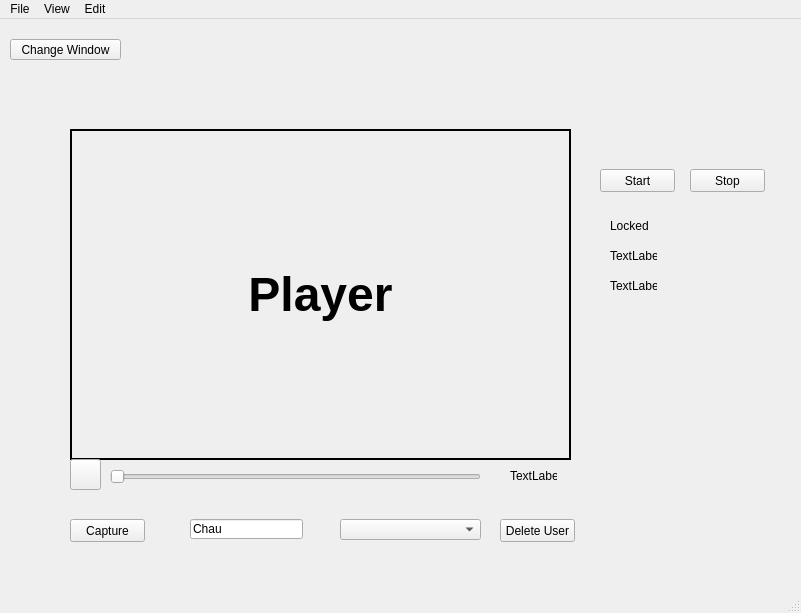
This is GUI_Form1.ui in tchauly99/UserRecognition-DozeDetection-withFinetuning-Facenet-FacialLandmarkDetection-GUI as Qt 5 draws it before an edit. The edited form follows.
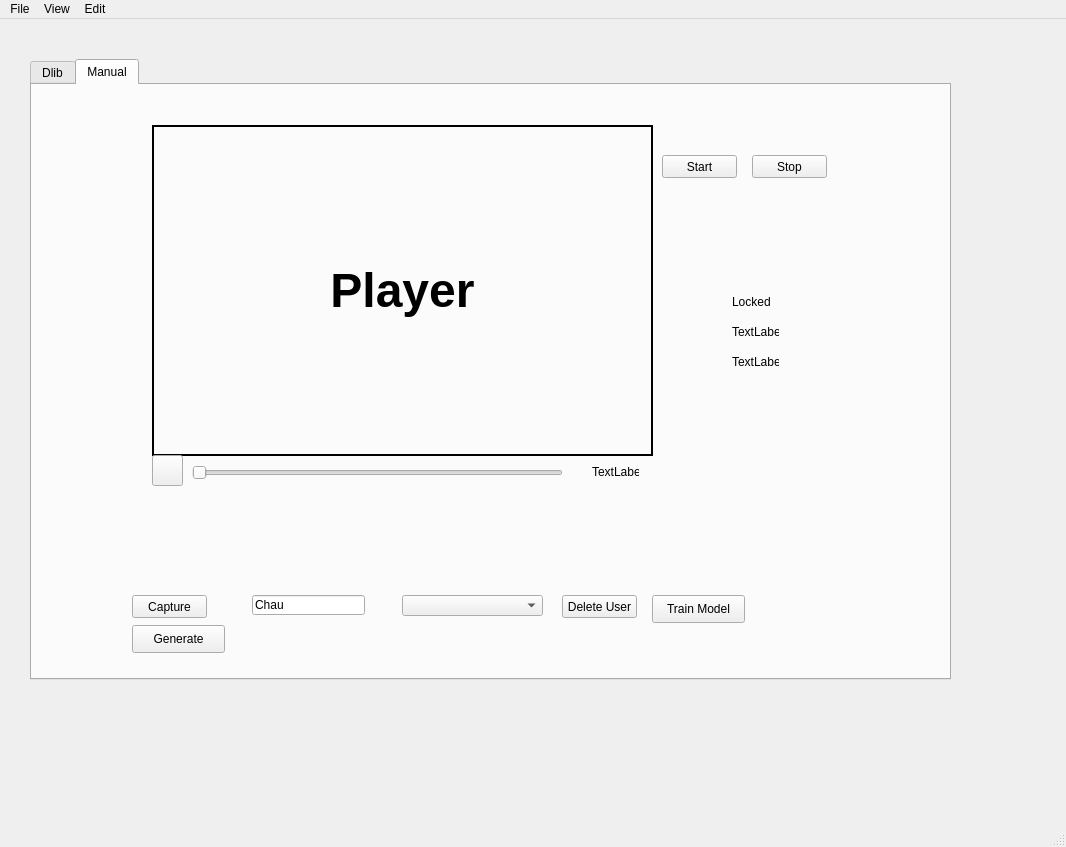
This is the edited form.

Commit message: tab manual

What changed in the file:
```diff
--- a/GUI_Form1.ui
+++ b/GUI_Form1.ui
@@ -6,19 +6,97 @@
    <rect>
     <x>0</x>
     <y>0</y>
-    <width>801</width>
-    <height>613</height>
+    <width>1066</width>
+    <height>847</height>
    </rect>
   </property>
   <property name="windowTitle">
    <string>MainWindow</string>
   </property>
   <widget class="QWidget" name="centralwidget">
+   <widget class="QTabWidget" name="tabWidget">
+    <property name="geometry">
+     <rect>
+      <x>30</x>
+      <y>40</y>
+      <width>921</width>
+      <height>621</height>
+     </rect>
+    </property>
+    <property name="currentIndex">
+     <number>1</number>
+    </property>
+    <widget class="QWidget" name="Dlib">
+     <attribute name="title">
+      <string>Dlib</string>
+     </attribute>
+     <widget class="QComboBox" name="ListUser_Cb">
+      <property name="geometry">
+       <rect>
+        <x>290</x>
+        <y>490</y>
+        <width>141</width>
+        <height>21</height>
+       </rect>
+      </property>
+     </widget>
+     <widget class="QPushButton" name="Start_Btn">
+      <property name="geometry">
+       <rect>
+        <x>550</x>
+        <y>50</y>
+        <width>75</width>
+        <height>23</height>
+       </rect>
+      </property>
+      <property name="text">
+       <string>Start</string>
+      </property>
+     </widget>
+     <widget class="QPushButton" name="Capture_Btn">
+      <property name="geometry">
+       <rect>
+        <x>20</x>
+        <y>490</y>
+        <width>75</width>
+        <height>23</height>
+       </rect>
+      </property>
+      <property name="text">
+       <string>Capture</string>
+      </property>
+     </widget>
+     <widget class="QLabel" name="Lock_Lb">
+      <property name="geometry">
+       <rect>
+        <x>620</x>
+        <y>190</y>
+        <width>47</width>
+        <height>13</height>
+       </rect>
+      </property>
+      <property name="text">
+       <string>Locked</string>
+      </property>
+     </widget>
+     <widget class="QPushButton" name="Stop_Btn">
+      <property name="geometry">
+       <rect>
+        <x>640</x>
+        <y>50</y>
+        <width>75</width>
+        <height>23</height>
+       </rect>
+      </property>
+      <property name="text">
+       <string>Stop</string>
+      </property>
+     </widget>
    <widget class="QWidget" name="verticalLayoutWidget">
     <property name="geometry">
      <rect>
-      <x>70</x>
-      <y>110</y>
+        <x>40</x>
+        <y>20</y>
       <width>501</width>
       <height>331</height>
      </rect>
@@ -55,63 +133,11 @@
      </item>
     </layout>
    </widget>
-   <widget class="QPushButton" name="PlayButton">
-    <property name="geometry">
-     <rect>
-      <x>70</x>
-      <y>440</y>
-      <width>31</width>
-      <height>31</height>
-     </rect>
-    </property>
-    <property name="text">
-     <string/>
-    </property>
-   </widget>
-   <widget class="QSlider" name="horizontalSlider">
-    <property name="geometry">
-     <rect>
-      <x>110</x>
-      <y>450</y>
-      <width>371</width>
-      <height>16</height>
-     </rect>
-    </property>
-    <property name="orientation">
-     <enum>Qt::Horizontal</enum>
-    </property>
-   </widget>
-   <widget class="QPushButton" name="Start_Btn">
-    <property name="geometry">
-     <rect>
-      <x>600</x>
-      <y>150</y>
-      <width>75</width>
-      <height>23</height>
-     </rect>
-    </property>
-    <property name="text">
-     <string>Start</string>
-    </property>
-   </widget>
-   <widget class="QLabel" name="Lock_Lb">
-    <property name="geometry">
-     <rect>
-      <x>610</x>
-      <y>200</y>
-      <width>47</width>
-      <height>13</height>
-     </rect>
-    </property>
-    <property name="text">
-     <string>Locked</string>
-    </property>
-   </widget>
    <widget class="QLabel" name="label2">
     <property name="geometry">
      <rect>
-      <x>610</x>
-      <y>230</y>
+        <x>620</x>
+        <y>220</y>
       <width>47</width>
       <height>13</height>
      </rect>
@@ -123,8 +149,8 @@
    <widget class="QLabel" name="label3">
     <property name="geometry">
      <rect>
-      <x>610</x>
-      <y>260</y>
+        <x>620</x>
+        <y>250</y>
       <width>47</width>
       <height>13</height>
      </rect>
@@ -133,37 +159,11 @@
      <string>TextLabel</string>
     </property>
    </widget>
-   <widget class="QLabel" name="LeftTimeLabel">
-    <property name="geometry">
-     <rect>
-      <x>510</x>
-      <y>450</y>
-      <width>47</width>
-      <height>13</height>
-     </rect>
-    </property>
-    <property name="text">
-     <string>TextLabel</string>
-    </property>
-   </widget>
-   <widget class="QPushButton" name="Capture_Btn">
-    <property name="geometry">
-     <rect>
-      <x>70</x>
-      <y>500</y>
-      <width>75</width>
-      <height>23</height>
-     </rect>
-    </property>
-    <property name="text">
-     <string>Capture</string>
-    </property>
-   </widget>
    <widget class="QLineEdit" name="username_Tb">
     <property name="geometry">
      <rect>
-      <x>190</x>
-      <y>500</y>
+        <x>140</x>
+        <y>490</y>
       <width>113</width>
       <height>20</height>
      </rect>
@@ -172,34 +172,50 @@
      <string>Chau</string>
     </property>
    </widget>
-   <widget class="QPushButton" name="Stop_Btn">
+     <widget class="QSlider" name="horizontalSlider">
     <property name="geometry">
      <rect>
-      <x>690</x>
-      <y>150</y>
-      <width>75</width>
-      <height>23</height>
-     </rect>
-    </property>
+        <x>80</x>
+        <y>360</y>
+        <width>371</width>
+        <height>16</height>
+       </rect>
+      </property>
+      <property name="orientation">
+       <enum>Qt::Horizontal</enum>
+      </property>
+     </widget>
+     <widget class="QLabel" name="LeftTimeLabel">
+      <property name="geometry">
+       <rect>
+        <x>480</x>
+        <y>360</y>
+        <width>47</width>
+        <height>13</height>
+       </rect>
+      </property>
     <property name="text">
-     <string>Stop</string>
-    </property>
-   </widget>
-   <widget class="QComboBox" name="ListUser_Cb">
+       <string>TextLabel</string>
+      </property>
+     </widget>
+     <widget class="QPushButton" name="PlayButton">
     <property name="geometry">
      <rect>
-      <x>340</x>
-      <y>500</y>
-      <width>141</width>
-      <height>21</height>
-     </rect>
-    </property>
+        <x>40</x>
+        <y>350</y>
+        <width>31</width>
+        <height>31</height>
+       </rect>
+      </property>
+      <property name="text">
+       <string/>
+      </property>
    </widget>
    <widget class="QPushButton" name="DeleteUser_Btn">
     <property name="geometry">
      <rect>
-      <x>500</x>
-      <y>500</y>
+        <x>450</x>
+        <y>490</y>
       <width>75</width>
       <height>23</height>
      </rect>
@@ -208,18 +224,232 @@
      <string>Delete User</string>
     </property>
    </widget>
-   <widget class="QPushButton" name="ChangeWindow_Btn">
+    </widget>
+    <widget class="QWidget" name="Manual">
+     <attribute name="title">
+      <string>Manual</string>
+     </attribute>
+     <widget class="QSlider" name="horizontalSlider_2">
     <property name="geometry">
      <rect>
-      <x>10</x>
-      <y>20</y>
-      <width>111</width>
+        <x>160</x>
+        <y>380</y>
+        <width>371</width>
+        <height>16</height>
+       </rect>
+      </property>
+      <property name="orientation">
+       <enum>Qt::Horizontal</enum>
+      </property>
+     </widget>
+     <widget class="QLabel" name="LeftTimeLabel_2">
+      <property name="geometry">
+       <rect>
+        <x>560</x>
+        <y>380</y>
+        <width>47</width>
+        <height>13</height>
+       </rect>
+      </property>
+      <property name="text">
+       <string>TextLabel</string>
+      </property>
+     </widget>
+     <widget class="QComboBox" name="ListUser_Cb_3">
+      <property name="geometry">
+       <rect>
+        <x>370</x>
+        <y>510</y>
+        <width>141</width>
       <height>21</height>
      </rect>
     </property>
+     </widget>
+     <widget class="QPushButton" name="Stop_Btn_2">
+      <property name="geometry">
+       <rect>
+        <x>720</x>
+        <y>70</y>
+        <width>75</width>
+        <height>23</height>
+       </rect>
+      </property>
     <property name="text">
-     <string>Change Window</string>
-    </property>
+       <string>Stop</string>
+      </property>
+     </widget>
+     <widget class="QPushButton" name="Start_Btn_2">
+      <property name="geometry">
+       <rect>
+        <x>630</x>
+        <y>70</y>
+        <width>75</width>
+        <height>23</height>
+       </rect>
+      </property>
+      <property name="text">
+       <string>Start</string>
+      </property>
+     </widget>
+     <widget class="QPushButton" name="Capture_Btn_3">
+      <property name="geometry">
+       <rect>
+        <x>100</x>
+        <y>510</y>
+        <width>75</width>
+        <height>23</height>
+       </rect>
+      </property>
+      <property name="text">
+       <string>Capture</string>
+      </property>
+     </widget>
+     <widget class="QWidget" name="verticalLayoutWidget_2">
+      <property name="geometry">
+       <rect>
+        <x>120</x>
+        <y>40</y>
+        <width>501</width>
+        <height>331</height>
+       </rect>
+      </property>
+      <layout class="QVBoxLayout" name="verticalLayout_2">
+       <item>
+        <layout class="QHBoxLayout" name="horizontalLayout_2">
+         <item>
+          <widget class="QLabel" name="Player_2">
+           <property name="autoFillBackground">
+            <bool>false</bool>
+           </property>
+           <property name="styleSheet">
+            <string notr="true">border: 2px solid black</string>
+           </property>
+           <property name="text">
+            <string>&lt;html&gt;&lt;head/&gt;&lt;body&gt;&lt;p&gt;&lt;span style=&quot; font-size:36pt; font-weight:600;&quot;&gt;Player&lt;/span&gt;&lt;/p&gt;&lt;/body&gt;&lt;/html&gt;</string>
+           </property>
+           <property name="scaledContents">
+            <bool>true</bool>
+           </property>
+           <property name="alignment">
+            <set>Qt::AlignCenter</set>
+           </property>
+           <property name="wordWrap">
+            <bool>false</bool>
+           </property>
+           <property name="margin">
+            <number>0</number>
+           </property>
+          </widget>
+         </item>
+        </layout>
+       </item>
+      </layout>
+     </widget>
+     <widget class="QLabel" name="label3_2">
+      <property name="geometry">
+       <rect>
+        <x>700</x>
+        <y>270</y>
+        <width>47</width>
+        <height>13</height>
+       </rect>
+      </property>
+      <property name="text">
+       <string>TextLabel</string>
+      </property>
+     </widget>
+     <widget class="QPushButton" name="DeleteUser_Btn_3">
+      <property name="geometry">
+       <rect>
+        <x>530</x>
+        <y>510</y>
+        <width>75</width>
+        <height>23</height>
+       </rect>
+      </property>
+      <property name="text">
+       <string>Delete User</string>
+      </property>
+     </widget>
+     <widget class="QLineEdit" name="username_Tb_3">
+      <property name="geometry">
+       <rect>
+        <x>220</x>
+        <y>510</y>
+        <width>113</width>
+        <height>20</height>
+       </rect>
+      </property>
+      <property name="text">
+       <string>Chau</string>
+      </property>
+     </widget>
+     <widget class="QPushButton" name="PlayButton_2">
+      <property name="geometry">
+       <rect>
+        <x>120</x>
+        <y>370</y>
+        <width>31</width>
+        <height>31</height>
+       </rect>
+      </property>
+      <property name="text">
+       <string/>
+      </property>
+     </widget>
+     <widget class="QLabel" name="Lock_Lb_2">
+      <property name="geometry">
+       <rect>
+        <x>700</x>
+        <y>210</y>
+        <width>47</width>
+        <height>13</height>
+       </rect>
+      </property>
+      <property name="text">
+       <string>Locked</string>
+      </property>
+     </widget>
+     <widget class="QLabel" name="label2_2">
+      <property name="geometry">
+       <rect>
+        <x>700</x>
+        <y>240</y>
+        <width>47</width>
+        <height>13</height>
+       </rect>
+      </property>
+      <property name="text">
+       <string>TextLabel</string>
+      </property>
+     </widget>
+     <widget class="QPushButton" name="Gen_Btn_3">
+      <property name="geometry">
+       <rect>
+        <x>100</x>
+        <y>540</y>
+        <width>93</width>
+        <height>28</height>
+       </rect>
+      </property>
+      <property name="text">
+       <string>Generate</string>
+      </property>
+     </widget>
+     <widget class="QPushButton" name="Train_Btn">
+      <property name="geometry">
+       <rect>
+        <x>620</x>
+        <y>510</y>
+        <width>93</width>
+        <height>28</height>
+       </rect>
+      </property>
+      <property name="text">
+       <string>Train Model</string>
+      </property>
+     </widget>
+    </widget>
    </widget>
   </widget>
   <widget class="QMenuBar" name="menubar">
@@ -227,8 +457,8 @@
     <rect>
      <x>0</x>
      <y>0</y>
-     <width>801</width>
-     <height>20</height>
+     <width>1066</width>
+     <height>26</height>
     </rect>
    </property>
    <widget class="QMenu" name="menuFile">
```
Lines whose indentation alone changed are shown as unchanged. The commit also changes 3 other files.
